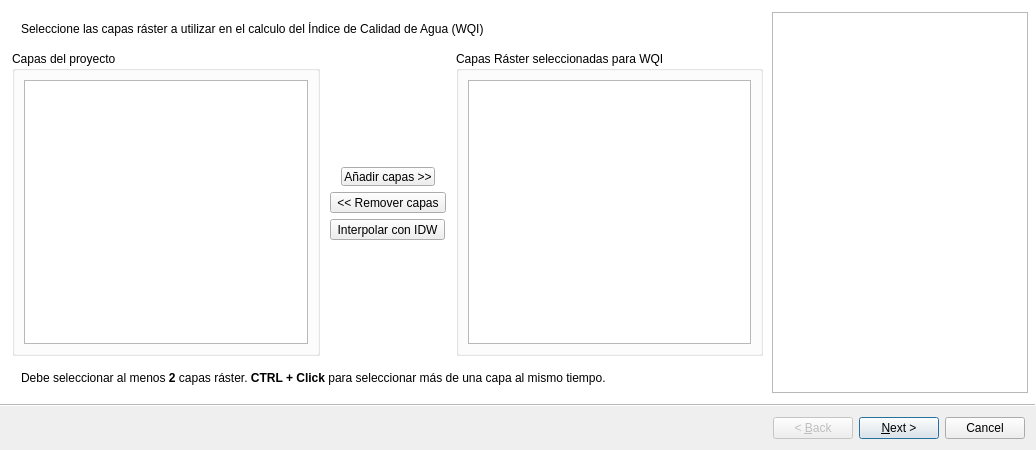
Old version of the form wqi_plugin_wizard_base.ui in the repository marcelomolas/wqi_calculator.
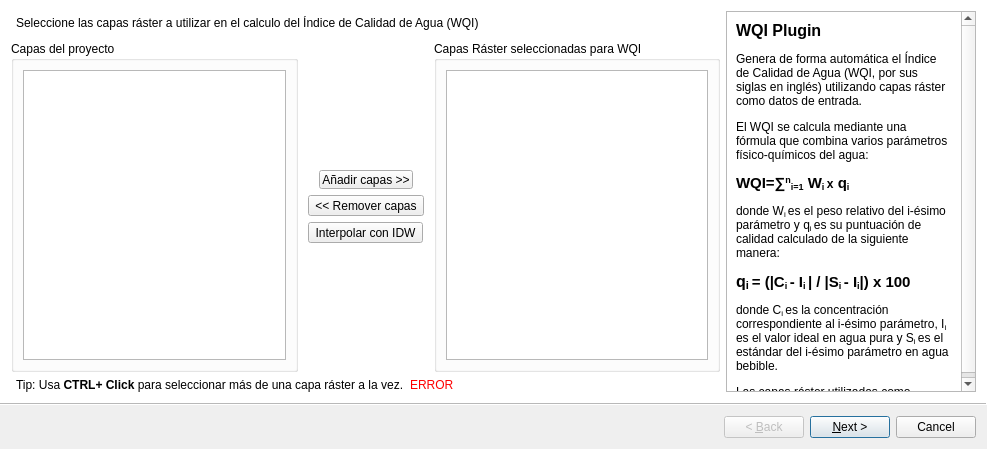
New version of the form. Custom widgets are drawn as their Qt base class.

Commit message: Se agregó descripción del plugin y de las formulas. reestructuracion del layout

```diff
--- a/wqi_plugin_wizard_base.ui
+++ b/wqi_plugin_wizard_base.ui
@@ -9,13 +9,16 @@
    <rect>
     <x>0</x>
     <y>0</y>
-    <width>1036</width>
-    <height>450</height>
+    <width>987</width>
+    <height>449</height>
    </rect>
   </property>
   <property name="windowTitle">
    <string>WQIPlugin</string>
   </property>
+  <property name="autoFillBackground">
+   <bool>false</bool>
+  </property>
   <property name="wizardStyle">
    <enum>QWizard::ModernStyle</enum>
   </property>
@@ -23,21 +26,23 @@
    <set>QWizard::HelpButtonOnRight</set>
   </property>
   <widget class="QWizardPage" name="SeleccionarCapasPage">
-   <widget class="QWidget" name="layoutWidget">
-    <property name="geometry">
-     <rect>
-      <x>10</x>
-      <y>11</y>
-      <width>751</width>
-      <height>381</height>
-     </rect>
-    </property>
+   <property name="sizePolicy">
+    <sizepolicy hsizetype="Preferred" vsizetype="Preferred">
+     <horstretch>0</horstretch>
+     <verstretch>0</verstretch>
+    </sizepolicy>
+   </property>
+   <layout class="QHBoxLayout" name="horizontalLayout_9">
+    <item>
     <layout class="QVBoxLayout" name="verticalLayout_3">
-     <property name="sizeConstraint">
-      <enum>QLayout::SetDefaultConstraint</enum>
-     </property>
      <item>
       <widget class="QFrame" name="frame_5">
+        <property name="sizePolicy">
+         <sizepolicy hsizetype="Preferred" vsizetype="Preferred">
+          <horstretch>0</horstretch>
+          <verstretch>0</verstretch>
+         </sizepolicy>
+        </property>
        <property name="frameShape">
         <enum>QFrame::NoFrame</enum>
        </property>
@@ -45,6 +50,18 @@
         <enum>QFrame::Raised</enum>
        </property>
        <layout class="QHBoxLayout" name="horizontalLayout_8">
+         <property name="sizeConstraint">
+          <enum>QLayout::SetDefaultConstraint</enum>
+         </property>
+         <property name="leftMargin">
+          <number>5</number>
+         </property>
+         <property name="topMargin">
+          <number>5</number>
+         </property>
+         <property name="bottomMargin">
+          <number>5</number>
+         </property>
         <item>
          <widget class="QLabel" name="label_4">
           <property name="text">
@@ -177,71 +194,150 @@
       </layout>
      </item>
      <item>
-      <widget class="QFrame" name="frame_6">
-       <property name="frameShape">
-        <enum>QFrame::NoFrame</enum>
-       </property>
-       <property name="frameShadow">
-        <enum>QFrame::Raised</enum>
-       </property>
-       <layout class="QHBoxLayout" name="horizontalLayout_10">
+       <layout class="QHBoxLayout" name="horizontalLayout_2">
+        <property name="leftMargin">
+         <number>5</number>
+        </property>
         <item>
-         <widget class="QLabel" name="label_5">
+         <widget class="QLabel" name="tips">
           <property name="text">
-           <string>&lt;html&gt;&lt;head/&gt;&lt;body&gt;&lt;p&gt;Debe seleccionar al menos&lt;span style=&quot; font-weight:600;&quot;&gt; 2 &lt;/span&gt;capas ráster.&lt;span style=&quot; font-weight:600;&quot;&gt; CTRL + Click &lt;/span&gt;para seleccionar más de una capa al mismo tiempo.&lt;/p&gt;&lt;/body&gt;&lt;/html&gt;</string>
+           <string>&lt;html&gt;&lt;head/&gt;&lt;body&gt;&lt;p&gt;Tip: Usa &lt;span style=&quot; font-weight:600;&quot;&gt;CTRL+ Click &lt;/span&gt;para seleccionar más de una capa ráster a la vez.&lt;/p&gt;&lt;/body&gt;&lt;/html&gt;</string>
           </property>
           <property name="textFormat">
            <enum>Qt::RichText</enum>
           </property>
-          <property name="wordWrap">
-           <bool>true</bool>
+          <property name="alignment">
+           <set>Qt::AlignLeading|Qt::AlignLeft|Qt::AlignTop</set>
           </property>
          </widget>
         </item>
-       </layout>
+        <item>
+         <widget class="QLabel" name="errorTextLabel1">
+          <property name="text">
+           <string>&lt;html&gt;&lt;head/&gt;&lt;body&gt;&lt;p&gt;&lt;span style=&quot; color:#ff0000;&quot;&gt;ERROR&lt;/span&gt;&lt;/p&gt;&lt;/body&gt;&lt;/html&gt;</string>
+          </property>
+          <property name="textFormat">
+           <enum>Qt::RichText</enum>
+          </property>
       </widget>
      </item>
     </layout>
-   </widget>
-   <widget class="QColumnView" name="columnView">
+      </item>
+     </layout>
+    </item>
+    <item>
+     <layout class="QHBoxLayout" name="horizontalLayout_11">
+      <property name="sizeConstraint">
+       <enum>QLayout::SetDefaultConstraint</enum>
+      </property>
+      <item>
+       <widget class="QScrollArea" name="scrollArea">
+        <property name="sizePolicy">
+         <sizepolicy hsizetype="Preferred" vsizetype="Preferred">
+          <horstretch>0</horstretch>
+          <verstretch>0</verstretch>
+         </sizepolicy>
+        </property>
+        <property name="minimumSize">
+         <size>
+          <width>250</width>
+          <height>0</height>
+         </size>
+        </property>
+        <property name="verticalScrollBarPolicy">
+         <enum>Qt::ScrollBarAlwaysOn</enum>
+        </property>
+        <property name="horizontalScrollBarPolicy">
+         <enum>Qt::ScrollBarAlwaysOff</enum>
+        </property>
+        <property name="sizeAdjustPolicy">
+         <enum>QAbstractScrollArea::AdjustIgnored</enum>
+        </property>
+        <property name="widgetResizable">
+         <bool>false</bool>
+        </property>
+        <widget class="QWidget" name="scrollAreaWidgetContents_2">
     <property name="geometry">
      <rect>
-      <x>770</x>
-      <y>10</y>
-      <width>256</width>
-      <height>381</height>
-     </rect>
-    </property>
-    <property name="verticalScrollBarPolicy">
-     <enum>Qt::ScrollBarAlwaysOff</enum>
-    </property>
-    <property name="resizeGripsVisible">
+           <x>0</x>
+           <y>0</y>
+           <width>231</width>
+           <height>384</height>
+          </rect>
+         </property>
+         <layout class="QHBoxLayout" name="horizontalLayout_12">
+          <item>
+           <widget class="QLabel" name="InformationTextLabel1">
+            <property name="enabled">
+             <bool>true</bool>
+            </property>
+            <property name="sizePolicy">
+             <sizepolicy hsizetype="Preferred" vsizetype="Preferred">
+              <horstretch>0</horstretch>
+              <verstretch>0</verstretch>
+             </sizepolicy>
+            </property>
+            <property name="minimumSize">
+             <size>
+              <width>0</width>
+              <height>900</height>
+             </size>
+            </property>
+            <property name="maximumSize">
+             <size>
+              <width>225</width>
+              <height>16777215</height>
+             </size>
+            </property>
+            <property name="text">
+             <string>&lt;html&gt;&lt;head/&gt;&lt;body&gt;&lt;p&gt;&lt;span style=&quot; font-size:12pt; font-weight:600;&quot;&gt;WQI Plugin&lt;/span&gt;&lt;/p&gt;&lt;p&gt;Genera de forma automática el Índice de Calidad de Agua (WQI, por sus siglas en inglés) utilizando capas ráster como datos de entrada.&lt;/p&gt;&lt;p&gt;El WQI se calcula mediante una fórmula que combina varios parámetros físico-químicos del agua:&lt;/p&gt;&lt;p&gt;&lt;span style=&quot; font-size:11pt; font-weight:600;&quot;&gt;WQI=∑&lt;/span&gt;&lt;span style=&quot; font-size:11pt; font-weight:600; vertical-align:super;&quot;&gt;n&lt;/span&gt;&lt;span style=&quot; font-size:11pt; font-weight:600; vertical-align:sub;&quot;&gt;i=1&lt;/span&gt;&lt;span style=&quot; font-size:11pt; font-weight:600;&quot;&gt; W&lt;/span&gt;&lt;span style=&quot; font-size:11pt; font-weight:600; vertical-align:sub;&quot;&gt;i &lt;/span&gt;&lt;span style=&quot; font-size:9pt; font-weight:600;&quot;&gt;x&lt;/span&gt;&lt;span style=&quot; font-size:11pt; font-weight:600;&quot;&gt; q&lt;/span&gt;&lt;span style=&quot; font-size:11pt; font-weight:600; vertical-align:sub;&quot;&gt;i&lt;/span&gt;&lt;/p&gt;&lt;p&gt;donde W&lt;span style=&quot; vertical-align:sub;&quot;&gt;i &lt;/span&gt;es el peso relativo del i-ésimo parámetro y q&lt;span style=&quot; vertical-align:sub;&quot;&gt;i &lt;/span&gt;es su puntuación de calidad calculado de la siguiente manera:&lt;/p&gt;&lt;p&gt;&lt;span style=&quot; font-size:12pt; font-weight:600;&quot;&gt;q&lt;/span&gt;&lt;span style=&quot; font-size:12pt; font-weight:600; vertical-align:sub;&quot;&gt;i &lt;/span&gt;&lt;span style=&quot; font-size:11pt; font-weight:600;&quot;&gt;= (|C&lt;/span&gt;&lt;span style=&quot; font-size:11pt; font-weight:600; vertical-align:sub;&quot;&gt;i &lt;/span&gt;&lt;span style=&quot; font-size:11pt; font-weight:600;&quot;&gt;- I&lt;/span&gt;&lt;span style=&quot; font-size:11pt; font-weight:600; vertical-align:sub;&quot;&gt;i &lt;/span&gt;&lt;span style=&quot; font-size:11pt; font-weight:600;&quot;&gt;| / |S&lt;/span&gt;&lt;span style=&quot; font-size:11pt; font-weight:600; vertical-align:sub;&quot;&gt;i &lt;/span&gt;&lt;span style=&quot; font-size:11pt; font-weight:600;&quot;&gt;- I&lt;/span&gt;&lt;span style=&quot; font-size:11pt; font-weight:600; vertical-align:sub;&quot;&gt;i&lt;/span&gt;&lt;span style=&quot; font-size:11pt; font-weight:600;&quot;&gt;|) x 100&lt;/span&gt;&lt;/p&gt;&lt;p&gt;donde C&lt;span style=&quot; vertical-align:sub;&quot;&gt;i &lt;/span&gt;es la concentración correspondiente al i-ésimo parámetro, I&lt;span style=&quot; vertical-align:sub;&quot;&gt;i &lt;/span&gt;es el valor ideal en agua pura y S&lt;span style=&quot; vertical-align:sub;&quot;&gt;i &lt;/span&gt;es el estándar del i-ésimo parámetro en agua bebible.&lt;/p&gt;&lt;p&gt;Las capas ráster utilizadas como entrada representan a esos parámetros.&lt;/p&gt;&lt;p&gt;&lt;br/&gt;&lt;/p&gt;&lt;p&gt;&lt;br/&gt;&lt;/p&gt;&lt;p&gt;&lt;br/&gt;&lt;/p&gt;&lt;/body&gt;&lt;/html&gt;</string>
+            </property>
+            <property name="textFormat">
+             <enum>Qt::RichText</enum>
+            </property>
+            <property name="scaledContents">
+             <bool>false</bool>
+            </property>
+            <property name="alignment">
+             <set>Qt::AlignLeading|Qt::AlignLeft|Qt::AlignTop</set>
+            </property>
+            <property name="wordWrap">
      <bool>true</bool>
     </property>
-   </widget>
+            <property name="margin">
+             <number>10</number>
+            </property>
+           </widget>
+          </item>
+         </layout>
+        </widget>
+       </widget>
+      </item>
+     </layout>
+    </item>
+   </layout>
   </widget>
   <widget class="QWizardPage" name="DatosAdicionalesPage">
    <property name="maximumSize">
     <size>
-     <width>774</width>
-     <height>407</height>
+     <width>16777215</width>
+     <height>16777215</height>
     </size>
    </property>
-   <widget class="QWidget" name="layoutWidget">
-    <property name="geometry">
-     <rect>
-      <x>11</x>
-      <y>10</y>
-      <width>751</width>
-      <height>381</height>
-     </rect>
-    </property>
+   <layout class="QHBoxLayout" name="horizontalLayout_6">
+    <item>
     <layout class="QVBoxLayout" name="verticalLayout_2">
      <property name="sizeConstraint">
       <enum>QLayout::SetMaximumSize</enum>
      </property>
      <item>
       <widget class="QFrame" name="frame_4">
+        <property name="sizePolicy">
+         <sizepolicy hsizetype="Expanding" vsizetype="Preferred">
+          <horstretch>0</horstretch>
+          <verstretch>0</verstretch>
+         </sizepolicy>
+        </property>
        <property name="frameShape">
         <enum>QFrame::NoFrame</enum>
        </property>
@@ -252,18 +348,42 @@
         <number>0</number>
        </property>
        <layout class="QHBoxLayout" name="horizontalLayout_7">
+         <property name="leftMargin">
+          <number>5</number>
+         </property>
+         <property name="topMargin">
+          <number>5</number>
+         </property>
         <item>
          <widget class="QLabel" name="label_3">
+           <property name="sizePolicy">
+            <sizepolicy hsizetype="Expanding" vsizetype="Preferred">
+             <horstretch>0</horstretch>
+             <verstretch>0</verstretch>
+            </sizepolicy>
+           </property>
+           <property name="lineWidth">
+            <number>-1</number>
+           </property>
           <property name="text">
-           <string>&lt;html&gt;&lt;head/&gt;&lt;body&gt;&lt;p&gt;Complete los campos en blanco con los datos a utilizar en el cálculo para avanzar a la siguiente página.&lt;/p&gt;&lt;/body&gt;&lt;/html&gt;</string>
+            <string>&lt;html&gt;&lt;head/&gt;&lt;body&gt;&lt;p&gt;Complete los campos en blanco con los datos a utilizar en el cálculo del WQI.&lt;/p&gt;&lt;/body&gt;&lt;/html&gt;</string>
           </property>
           <property name="textFormat">
            <enum>Qt::RichText</enum>
           </property>
+           <property name="wordWrap">
+            <bool>false</bool>
+           </property>
          </widget>
         </item>
         <item>
          <widget class="QLabel" name="peso_total_titulo">
+           <property name="sizePolicy">
+            <sizepolicy hsizetype="Expanding" vsizetype="Preferred">
+             <horstretch>0</horstretch>
+             <verstretch>0</verstretch>
+            </sizepolicy>
+           </property>
           <property name="minimumSize">
            <size>
             <width>210</width>
@@ -357,6 +477,12 @@
      </item>
      <item>
       <widget class="QGroupBox" name="capaderesultado">
+        <property name="sizePolicy">
+         <sizepolicy hsizetype="Expanding" vsizetype="Preferred">
+          <horstretch>0</horstretch>
+          <verstretch>0</verstretch>
+         </sizepolicy>
+        </property>
        <property name="title">
         <string>Capa de resultado</string>
        </property>
@@ -395,7 +521,120 @@
       </widget>
      </item>
     </layout>
-   </widget>
+    </item>
+    <item>
+     <layout class="QVBoxLayout" name="InformationPane2">
+      <property name="sizeConstraint">
+       <enum>QLayout::SetDefaultConstraint</enum>
+      </property>
+      <item>
+       <widget class="QScrollArea" name="scrollArea_4">
+        <property name="enabled">
+         <bool>true</bool>
+        </property>
+        <property name="sizePolicy">
+         <sizepolicy hsizetype="Preferred" vsizetype="Expanding">
+          <horstretch>0</horstretch>
+          <verstretch>0</verstretch>
+         </sizepolicy>
+        </property>
+        <property name="minimumSize">
+         <size>
+          <width>250</width>
+          <height>0</height>
+         </size>
+        </property>
+        <property name="maximumSize">
+         <size>
+          <width>16777215</width>
+          <height>16777215</height>
+         </size>
+        </property>
+        <property name="verticalScrollBarPolicy">
+         <enum>Qt::ScrollBarAlwaysOn</enum>
+        </property>
+        <property name="horizontalScrollBarPolicy">
+         <enum>Qt::ScrollBarAlwaysOff</enum>
+        </property>
+        <property name="widgetResizable">
+         <bool>true</bool>
+        </property>
+        <widget class="QWidget" name="scrollAreaWidgetContents">
+         <property name="geometry">
+          <rect>
+           <x>0</x>
+           <y>0</y>
+           <width>231</width>
+           <height>560</height>
+          </rect>
+         </property>
+         <layout class="QHBoxLayout" name="horizontalLayout_10">
+          <item>
+           <widget class="QLabel" name="InformationTextLabel2">
+            <property name="maximumSize">
+             <size>
+              <width>225</width>
+              <height>16777215</height>
+             </size>
+            </property>
+            <property name="text">
+             <string>&lt;html&gt;&lt;head/&gt;&lt;body&gt;&lt;p&gt;&lt;span style=&quot; font-size:12pt; font-weight:600;&quot;&gt;WQI Plugin&lt;/span&gt;&lt;/p&gt;&lt;p&gt;El WQI se calcula mediante una fórmula que combina varios parámetros físico-químicos del agua:&lt;/p&gt;&lt;p&gt;&lt;span style=&quot; font-size:11pt; font-weight:600;&quot;&gt;WQI=∑&lt;/span&gt;&lt;span style=&quot; font-size:11pt; font-weight:600; vertical-align:super;&quot;&gt;n&lt;/span&gt;&lt;span style=&quot; font-size:11pt; font-weight:600; vertical-align:sub;&quot;&gt;i=1&lt;/span&gt;&lt;span style=&quot; font-size:11pt; font-weight:600;&quot;&gt; W&lt;/span&gt;&lt;span style=&quot; font-size:11pt; font-weight:600; vertical-align:sub;&quot;&gt;i &lt;/span&gt;&lt;span style=&quot; font-size:9pt; font-weight:600;&quot;&gt;x&lt;/span&gt;&lt;span style=&quot; font-size:11pt; font-weight:600;&quot;&gt; q&lt;/span&gt;&lt;span style=&quot; font-size:11pt; font-weight:600; vertical-align:sub;&quot;&gt;i&lt;/span&gt;&lt;/p&gt;&lt;p&gt;donde W&lt;span style=&quot; vertical-align:sub;&quot;&gt;i &lt;/span&gt;es el peso relativo del i-ésimo parámetro y q&lt;span style=&quot; vertical-align:sub;&quot;&gt;i &lt;/span&gt;es su puntuación de calidad calculado de la siguiente manera:&lt;/p&gt;&lt;p&gt;&lt;span style=&quot; font-size:12pt; font-weight:600;&quot;&gt;q&lt;/span&gt;&lt;span style=&quot; font-size:12pt; font-weight:600; vertical-align:sub;&quot;&gt;i &lt;/span&gt;&lt;span style=&quot; font-size:11pt; font-weight:600;&quot;&gt;= (|C&lt;/span&gt;&lt;span style=&quot; font-size:11pt; font-weight:600; vertical-align:sub;&quot;&gt;i &lt;/span&gt;&lt;span style=&quot; font-size:11pt; font-weight:600;&quot;&gt;- I&lt;/span&gt;&lt;span style=&quot; font-size:11pt; font-weight:600; vertical-align:sub;&quot;&gt;i &lt;/span&gt;&lt;span style=&quot; font-size:11pt; font-weight:600;&quot;&gt;| / |S&lt;/span&gt;&lt;span style=&quot; font-size:11pt; font-weight:600; vertical-align:sub;&quot;&gt;i &lt;/span&gt;&lt;span style=&quot; font-size:11pt; font-weight:600;&quot;&gt;- I&lt;/span&gt;&lt;span style=&quot; font-size:11pt; font-weight:600; vertical-align:sub;&quot;&gt;i&lt;/span&gt;&lt;span style=&quot; font-size:11pt; font-weight:600;&quot;&gt;|) x 100&lt;/span&gt;&lt;/p&gt;&lt;p&gt;donde C&lt;span style=&quot; vertical-align:sub;&quot;&gt;i &lt;/span&gt;es la concentración correspondiente al i-ésimo parámetro, I&lt;span style=&quot; vertical-align:sub;&quot;&gt;i &lt;/span&gt;es el valor ideal en agua pura y S&lt;span style=&quot; vertical-align:sub;&quot;&gt;i &lt;/span&gt;es el estándar del i-ésimo parámetro en agua bebible.&lt;/p&gt;&lt;p&gt;Los valores predefinidos para el&lt;span style=&quot; font-weight:600;&quot;&gt; pH, Sólidos Disueltos Totales, Potasio, Calcio, Magnesio, Dureza y Nitratos&lt;/span&gt; fueron establecidos en la Ley N° 1614 (2000) Marco regulatorio y tarifario general del servicio público para la provisión de agua potable y alcantarillado sanitario en la República del Paraguay. Congreso Nacional Paraguayo y Entidad Reguladora de Servicios Sanitarios (ERSSAN).&lt;/p&gt;&lt;p&gt;Los valores predefinidos para el&lt;span style=&quot; font-weight:600;&quot;&gt; Cloro, Sulfato y el Sodio&lt;/span&gt; fueron tomados de la Directiva relacionada con la calidad del agua destinada al consumo humano. Directiva Europea 98/83/CE. 1998.&lt;/p&gt;&lt;/body&gt;&lt;/html&gt;</string>
+            </property>
+            <property name="textFormat">
+             <enum>Qt::RichText</enum>
+            </property>
+            <property name="alignment">
+             <set>Qt::AlignLeading|Qt::AlignLeft|Qt::AlignTop</set>
+            </property>
+            <property name="wordWrap">
+             <bool>true</bool>
+            </property>
+            <property name="margin">
+             <number>10</number>
+            </property>
+           </widget>
+          </item>
+         </layout>
+        </widget>
+       </widget>
+      </item>
+      <item>
+       <widget class="QLabel" name="errorTextLabel2">
+        <property name="sizePolicy">
+         <sizepolicy hsizetype="Preferred" vsizetype="Preferred">
+          <horstretch>0</horstretch>
+          <verstretch>0</verstretch>
+         </sizepolicy>
+        </property>
+        <property name="minimumSize">
+         <size>
+          <width>0</width>
+          <height>53</height>
+         </size>
+        </property>
+        <property name="maximumSize">
+         <size>
+          <width>240</width>
+          <height>16777215</height>
+         </size>
+        </property>
+        <property name="text">
+         <string>&lt;html&gt;&lt;head/&gt;&lt;body&gt;&lt;p&gt;&lt;span style=&quot; color:#ff0000;&quot;&gt;ERROR&lt;/span&gt;&lt;/p&gt;&lt;/body&gt;&lt;/html&gt;</string>
+        </property>
+        <property name="textFormat">
+         <enum>Qt::RichText</enum>
+        </property>
+        <property name="alignment">
+         <set>Qt::AlignLeading|Qt::AlignLeft|Qt::AlignTop</set>
+        </property>
+        <property name="margin">
+         <number>3</number>
+        </property>
+       </widget>
+      </item>
+     </layout>
+    </item>
+   </layout>
   </widget>
  </widget>
  <customwidgets>
```
Lines whose indentation alone changed are shown as unchanged. The commit also changes 1 other file.
